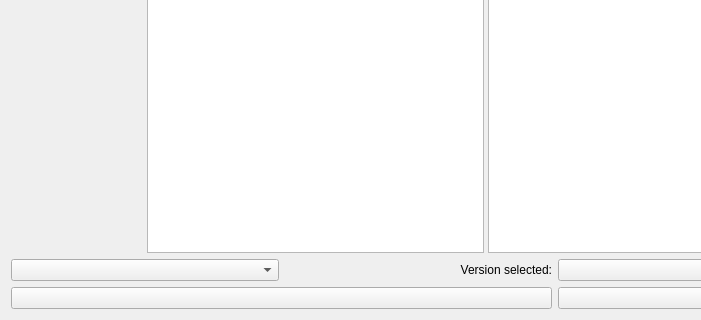
Before: the Qt Designer form launcher/ui/pages/modplatform/ResourcePage.ui in Gleb-Lisovskiy/PrismLauncher, drawn with Qt 5; both pictures show x 0 to 701 and y 365 to 685 of the 837 by 685 pixel window.
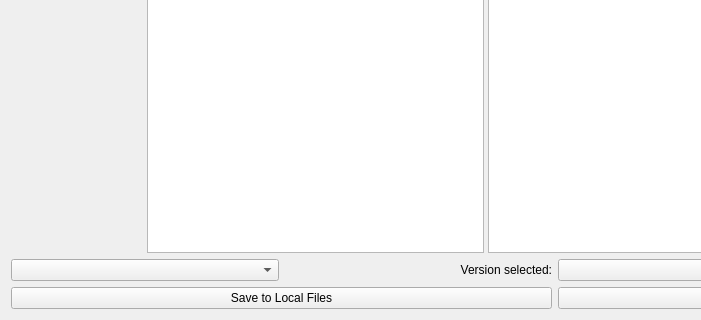
After: the same form once the commit is applied. Custom widgets are drawn as their Qt base class.

The edit to the form file:
```diff
--- a/launcher/ui/pages/modplatform/ResourcePage.ui
+++ b/launcher/ui/pages/modplatform/ResourcePage.ui
@@ -84,6 +84,9 @@
      </item>
      <item row="1" column="0" colspan="2">
       <widget class="QPushButton" name="addToLibraryButton">
+       <property name="text">
+        <string>Save to Local Files</string>
+       </property>
        <property name="toolTip">
         <string>Download this version into your library, where it can be installed into any instance.</string>
        </property>
```
Left out of the diff: 4 changed lines with no effect on the pictures.
